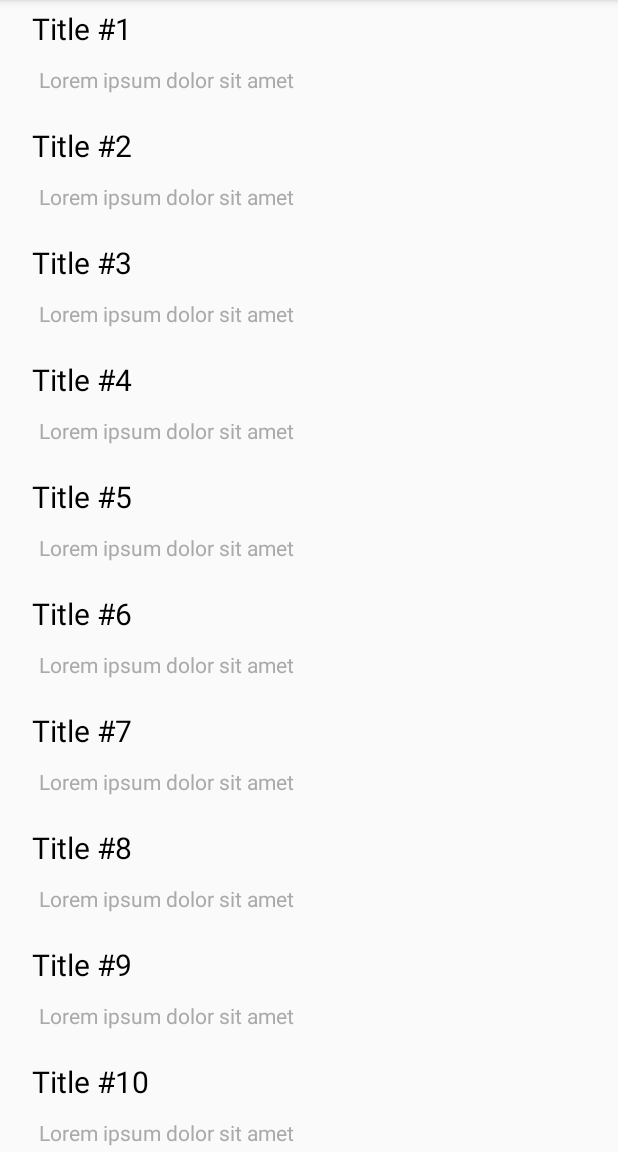
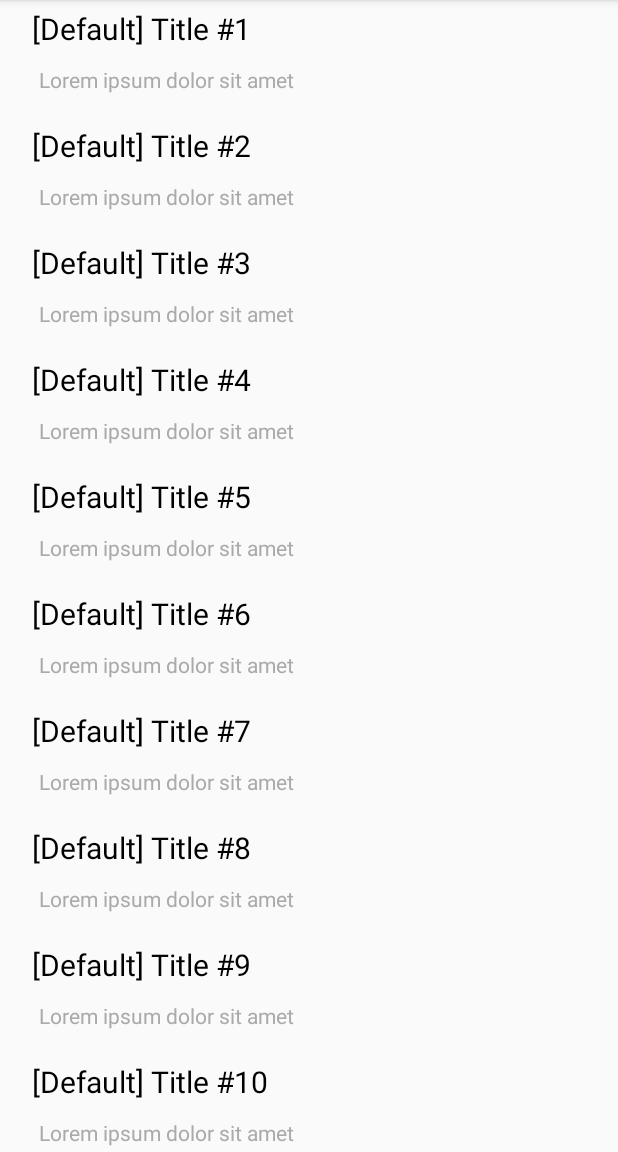
Before and after one commit to petersmith-hun/leaflet-mobile, an Android app: the screen it shows after launch (MainActivity), after a tap on "Home", on a phone screen of 412 x 824 dp, the part 84-1236 px from its top. Run offline under Robolectric (Android 15) with nearby library versions, the phone set to English and light mode, and no system bars; our stand-ins replace ButterKnife, RxJava; 1 other tap on this screen came first.

Commit message:
LFLT-291 Implement Leaflet Mobile user interface (with mocked behavior)

```diff
--- /dev/null
+++ b/app/src/main/java/hu/psprog/leaflet/mobile/model/CategoryList.java
@@ -0,0 +1,74 @@
+package hu.psprog.leaflet.mobile.model;
+
+import org.apache.commons.lang3.builder.EqualsBuilder;
+import org.apache.commons.lang3.builder.HashCodeBuilder;
+import org.apache.commons.lang3.builder.ToStringBuilder;
+
+import java.io.Serializable;
+import java.util.List;
+
+/**
+ * Category list wrapper model.
+ *
+ * @author Peter Smith
+ */
+public class CategoryList implements Serializable {
+
+    private List<Category> categories;
+
+    public List<Category> getCategories() {
+        return categories;
+    }
+
+    @Override
+    public boolean equals(Object o) {
+        if (this == o) return true;
+
+        if (o == null || getClass() != o.getClass()) return false;
+
+        CategoryList that = (CategoryList) o;
+
+        return new EqualsBuilder()
+                .append(categories, that.categories)
+                .isEquals();
+    }
+
+    @Override
+    public int hashCode() {
+        return new HashCodeBuilder(17, 37)
+                .append(categories)
+                .toHashCode();
+    }
+
+    @Override
+    public String toString() {
+        return new ToStringBuilder(this)
+                .append("categories", categories)
+                .toString();
+    }
+
+    public static CategoryListBuilder getBuilder() {
+        return new CategoryListBuilder();
+    }
+
+    /**
+     * Builder for {@link CategoryList}.
+     */
+    public static final class CategoryListBuilder {
+        private List<Category> categories;
+
+        private CategoryListBuilder() {
+        }
+
+        public CategoryListBuilder withCategories(List<Category> categories) {
+            this.categories = categories;
+            return this;
+        }
+
+        public CategoryList build() {
+            CategoryList categoryList = new CategoryList();
+            categoryList.categories = this.categories;
+            return categoryList;
+        }
+    }
+}
--- /dev/null
+++ b/app/src/main/java/hu/psprog/leaflet/mobile/repository/CategoryRepository.java
@@ -0,0 +1,21 @@
+package hu.psprog.leaflet.mobile.repository;
+
+import hu.psprog.leaflet.mobile.model.CategoryList;
+import io.reactivex.Observable;
+
+/**
+ * Repository interface for accessing category data.
+ * As accessing data might require network communication, every repository method
+ * return requested data wrapped as {@link Observable}.
+ *
+ * @author Peter Smith
+ */
+public interface CategoryRepository {
+
+    /**
+     * Returns list of public categories.
+     *
+     * @return list of public categories in {@link CategoryList} object wrapped as {@link Observable}
+     */
+    Observable<CategoryList> getPublicCategories();
+}
--- /dev/null
+++ b/app/src/main/java/hu/psprog/leaflet/mobile/repository/impl/DummyCategoryRepositoryImpl.java
@@ -0,0 +1,39 @@
+package hu.psprog.leaflet.mobile.repository.impl;
+
+import hu.psprog.leaflet.mobile.model.Category;
+import hu.psprog.leaflet.mobile.model.CategoryList;
+import hu.psprog.leaflet.mobile.repository.CategoryRepository;
+import io.reactivex.Observable;
+
+import java.util.stream.Collectors;
+import java.util.stream.IntStream;
+
+/**
+ * Implementation of {@link CategoryRepository}.
+ *
+ * @author Peter Smith
+ */
+public class DummyCategoryRepositoryImpl implements CategoryRepository {
+
+    private static final int NUMBER_OF_CATEGORIES = 4;
+    private static final String CATEGORY_PATTERN = "Category #%s";
+
+    private ObservableFactory observableFactory;
+
+    public DummyCategoryRepositoryImpl() {
+        // TODO configure Dagger DI
+        this.observableFactory = new ObservableFactory();
+    }
+
+    @Override
+    public Observable<CategoryList> getPublicCategories() {
+        return observableFactory.create(() -> CategoryList.getBuilder()
+                .withCategories(IntStream.range(0, NUMBER_OF_CATEGORIES)
+                        .mapToObj(index -> Category.getBuilder()
+                                .withId(index)
+                                .withName(String.format(CATEGORY_PATTERN, index))
+                                .build())
+                        .collect(Collectors.toList()))
+                .build());
+    }
+}
--- a/app/src/main/java/hu/psprog/leaflet/mobile/repository/impl/DummyEntryRepositoryImpl.java
+++ b/app/src/main/java/hu/psprog/leaflet/mobile/repository/impl/DummyEntryRepositoryImpl.java
@@ -20,7 +20,9 @@ public class DummyEntryRepositoryImpl implements EntryRepository {
     private static final int ITEM_COUNT_PER_PAGE = 10;
     private static final String PROLOGUE = "Lorem ipsum dolor sit amet";
     private static final String LINK_PATTERN = "item-%s";
-    private static final String TITLE_PATTERN = "Title #%s";
+    private static final String DEFAULT_TITLE_PATTERN = "[Default] Title #%s";
+    private static final String CATEGORY_TITLE_PATTERN = "[Category] Title #%s";
+    private static final String CATEGORY_PROLOGUE_PATTERN = "From category=%s";
 
     private ObservableFactory observableFactory;
 
@@ -45,7 +47,7 @@ public class DummyEntryRepositoryImpl implements EntryRepository {
                             .map(index -> calculateID(index, page))
                             .mapToObj(index -> EntrySummary.getBuilder()
                                     .withLink(String.format(LINK_PATTERN, index))
-                                    .withTitle(String.format(TITLE_PATTERN, index))
+                                    .withTitle(String.format(DEFAULT_TITLE_PATTERN, index))
                                     .withPrologue(PROLOGUE)
                                     .build())
                             .collect(Collectors.toList()))
@@ -55,7 +57,21 @@ public class DummyEntryRepositoryImpl implements EntryRepository {
 
     @Override
     public Observable<EntrySummaryPage> getPageOfEntriesByCategory(int page, Category category) {
-        return null;
+        return observableFactory.create(() -> {
+            Thread.sleep(2000); // simulating long network call
+            return EntrySummaryPage.getBuilder()
+                    .withPage(page)
+                    .withHasNext(page < 3)
+                    .withEntrySummaryList(IntStream.range(0, ITEM_COUNT_PER_PAGE)
+                            .map(index -> calculateID(index, page))
+                            .mapToObj(index -> EntrySummary.getBuilder()
+                                    .withLink(String.format(LINK_PATTERN, index))
+                                    .withTitle(String.format(CATEGORY_TITLE_PATTERN, index))
+                                    .withPrologue(String.format(CATEGORY_PROLOGUE_PATTERN, category.toString()))
+                                    .build())
+                            .collect(Collectors.toList()))
+                    .build();
+        });
     }
 
     private int calculateID(int index, int page) {
--- a/app/src/main/java/hu/psprog/leaflet/mobile/view/activity/MainActivity.java
+++ b/app/src/main/java/hu/psprog/leaflet/mobile/view/activity/MainActivity.java
@@ -1,5 +1,7 @@
 package hu.psprog.leaflet.mobile.view.activity;
 
+import android.arch.lifecycle.ViewModelProviders;
+import android.content.Intent;
 import android.os.Bundle;
 import android.support.design.widget.NavigationView;
 import android.support.v4.app.Fragment;
@@ -14,13 +16,24 @@ import android.view.MenuItem;
 import butterknife.BindView;
 import butterknife.ButterKnife;
 import hu.psprog.leaflet.mobile.R;
+import hu.psprog.leaflet.mobile.model.Category;
 import hu.psprog.leaflet.mobile.model.EntrySummary;
 import hu.psprog.leaflet.mobile.view.fragment.EntryDetailsFragment;
 import hu.psprog.leaflet.mobile.view.fragment.EntryListFragment;
+import hu.psprog.leaflet.mobile.viewmodel.CategoryListViewModel;
+import io.reactivex.disposables.CompositeDisposable;
+import io.reactivex.disposables.Disposable;
 
 import java.util.Objects;
 
 public class MainActivity extends AppCompatActivity implements NavigationView.OnNavigationItemSelectedListener, EntryListFragment.OnEntryItemSelectedListener {
+
+    private static final String INTENT_ACTION_FILTER_BY_CATEGORY = "FILTER_BY_CATEGORY";
+    private static final int CATEGORIES_MENU_SECTION_INDEX = 2;
+
+    public static final String INTENT_PARAMETER_CATEGORY_ID = "category_id";
+
+    private final CompositeDisposable disposables = new CompositeDisposable();
 
     @BindView(R.id.toolbar)
     Toolbar toolbar;
@@ -31,18 +44,23 @@ public class MainActivity extends AppCompatActivity implements NavigationView.On
     @BindView(R.id.nav_view)
     NavigationView navigationView;
 
+    private CategoryListViewModel categoryListViewModel;
+
     @Override
     protected void onCreate(Bundle savedInstanceState) {
         super.onCreate(savedInstanceState);
         setContentView(R.layout.activity_main);
         ButterKnife.bind(this);
         setSupportActionBar(toolbar);
+        categoryListViewModel = ViewModelProviders.of(this).get(CategoryListViewModel.class);
 
         ActionBarDrawerToggle toggle = getToggle();
         drawer.addDrawerListener(toggle);
         toggle.syncState();
 
         navigationView.setNavigationItemSelectedListener(this);
+        updateMenu();
+        changeFragment(new EntryListFragment());
     }
 
     @Override
@@ -89,6 +107,38 @@ public class MainActivity extends AppCompatActivity implements NavigationView.On
         changeFragment(EntryDetailsFragment.newInstance(item.getLink()));
     }
 
+    @Override
+    protected void onDestroy() {
+        super.onDestroy();
+        disposables.clear();
+    }
+
+    private void updateMenu() {
+        Disposable subscriptionResult = categoryListViewModel.getCategoriesForMenu()
+                .subscribe(categoryList -> categoryList.getCategories().forEach(this::createMenuItem));
+        getCategoriesMenuSection().setVisible(true);
+        disposables.add(subscriptionResult);
+    }
+
+    private void createMenuItem(Category category) {
+        getCategoriesMenuSection()
+                .getSubMenu()
+                .add(category.getName())
+                .setIntent(buildCategoryMenuItemIntent(category))
+                .setIcon(R.drawable.ic_radio_button_checked_black_24dp);
+    }
+
+    private Intent buildCategoryMenuItemIntent(Category category) {
+        return new Intent()
+                .setAction(INTENT_ACTION_FILTER_BY_CATEGORY)
+                .putExtra(INTENT_PARAMETER_CATEGORY_ID, category.getId());
+    }
+
+    private MenuItem getCategoriesMenuSection() {
+        return navigationView.getMenu()
+                .getItem(CATEGORIES_MENU_SECTION_INDEX);
+    }
+
     private ActionBarDrawerToggle getToggle() {
         return new ActionBarDrawerToggle(this, drawer, toolbar, R.string.navigation_drawer_open, R.string.navigation_drawer_close);
     }
@@ -96,10 +146,19 @@ public class MainActivity extends AppCompatActivity implements NavigationView.On
     private Fragment getTargetFragment(MenuItem item) {
 
         Fragment targetFragment = null;
-        switch (item.getItemId()) {
-            case R.id.nav_home:
-                targetFragment = new EntryListFragment();
-                break;
+        if (Objects.isNull(item.getIntent())) {
+            switch (item.getItemId()) {
+                case R.id.nav_home:
+                    targetFragment = new EntryListFragment();
+                    break;
+            }
+        } else {
+            switch (item.getIntent().getAction()) {
+                case INTENT_ACTION_FILTER_BY_CATEGORY:
+                    targetFragment = new EntryListFragment();
+                    targetFragment.setArguments(item.getIntent().getExtras());
+                    break;
+            }
         }
 
         return targetFragment;
--- a/app/src/main/java/hu/psprog/leaflet/mobile/view/fragment/EntryListFragment.java
+++ b/app/src/main/java/hu/psprog/leaflet/mobile/view/fragment/EntryListFragment.java
@@ -6,7 +6,6 @@ import android.os.Bundle;
 import android.support.v4.app.Fragment;
 import android.support.v7.widget.LinearLayoutManager;
 import android.support.v7.widget.RecyclerView;
-import android.util.Log;
 import android.view.LayoutInflater;
 import android.view.View;
 import android.view.ViewGroup;
@@ -19,24 +18,26 @@ import hu.psprog.leaflet.mobile.model.EntrySummary;
 import hu.psprog.leaflet.mobile.model.EntrySummaryPage;
 import hu.psprog.leaflet.mobile.view.adapter.EntryListRecyclerViewAdapter;
 import hu.psprog.leaflet.mobile.viewmodel.EntryListViewModel;
+import io.reactivex.Observable;
 import io.reactivex.disposables.CompositeDisposable;
 import io.reactivex.disposables.Disposable;
 
 import java.util.List;
+import java.util.Optional;
 
 import static android.support.v7.widget.RecyclerView.SCROLL_STATE_IDLE;
+import static hu.psprog.leaflet.mobile.view.activity.MainActivity.INTENT_PARAMETER_CATEGORY_ID;
 
 public class EntryListFragment extends Fragment {
 
+    private final CompositeDisposable disposables = new CompositeDisposable();
     private OnEntryItemSelectedListener itemSelectionListener;
     private EntryListViewModel entryListViewModel;
     private EntryListRecyclerViewAdapter entryListRecyclerViewAdapter;
-    private final CompositeDisposable disposables = new CompositeDisposable();
 
     private int currentPage = 1;
     private int scrollOffset = 0;
     private boolean hasNextPage;
-    private boolean hasPreviousPage;
 
     @BindView(R.id.entryListProgressBar)
     ProgressBar progressBar;
@@ -58,21 +59,7 @@ public class EntryListFragment extends Fragment {
         ButterKnife.bind(this, view);
         recyclerView.setVisibility(View.GONE);
         recyclerView.setAdapter(entryListRecyclerViewAdapter);
-        recyclerView.addOnScrollListener(new RecyclerView.OnScrollListener() {
-            @Override
-            public void onScrollStateChanged(RecyclerView recyclerView, int newState) {
-                super.onScrollStateChanged(recyclerView, newState);
-                LinearLayoutManager layoutManager = (LinearLayoutManager) recyclerView.getLayoutManager();
-                if (newState == SCROLL_STATE_IDLE) {
-                    int lastItemOffset = layoutManager.getItemCount() - layoutManager.findLastVisibleItemPosition() - 1;
-                    if (lastItemOffset == 0 && hasNextPage) {
-                        hasNextPage = false;
-                        scrollOffset = layoutManager.getItemCount();
-                        loadPage(++currentPage);
-                    }
-                }
-            }
-        });
+        recyclerView.addOnScrollListener(new EntryListScrollListener());
 
         loadPage(currentPage);
 
@@ -106,10 +93,21 @@ public class EntryListFragment extends Fragment {
     }
 
     private void loadPage(int page) {
-        Disposable subscriptionResult = entryListViewModel.getEntrySummaryPage(page)
+        Disposable subscriptionResult = callViewModel(page)
                 .doOnSubscribe(disposable -> showProgressBar())
                 .subscribe(this::updateView, this::handleException);
         disposables.add(subscriptionResult);
+    }
+
+    private Observable<EntrySummaryPage> callViewModel(int page) {
+        return extractCategoryID()
+                .map(categoryID -> entryListViewModel.getEntrySummaryPageByCategory(page, categoryID))
+                .orElseGet(() -> entryListViewModel.getEntrySummaryPage(page));
+    }
+
+    private Optional<Long> extractCategoryID() {
+        return Optional.ofNullable(getArguments())
+                .map(bundle -> bundle.getLong(INTENT_PARAMETER_CATEGORY_ID));
     }
 
     private void showProgressBar() {
@@ -132,7 +130,6 @@ public class EntryListFragment extends Fragment {
 
     private void updatePagination(EntrySummaryPage entrySummaryPage) {
         hasNextPage = entrySummaryPage.hasNext();
-        hasPreviousPage = entrySummaryPage.hasPrevious();
     }
 
     private void updateAdapter(List<EntrySummary> entrySummaryList) {
@@ -141,4 +138,33 @@ public class EntryListFragment extends Fragment {
         entryListRecyclerViewAdapter.appendEntryList(entrySummaryList);
         entryListRecyclerViewAdapter.notifyItemRangeInserted(currentItemCount, entrySummaryList.size());
     }
+
+    /**
+     * {@link RecyclerView.OnScrollListener} implementation to handle lazy loading of entry lists.
+     */
+    private class EntryListScrollListener extends RecyclerView.OnScrollListener {
+
+        @Override
+        public void onScrollStateChanged(RecyclerView recyclerView, int newState) {
+            super.onScrollStateChanged(recyclerView, newState);
+            LinearLayoutManager layoutManager = (LinearLayoutManager) recyclerView.getLayoutManager();
+            if (scrollFinished(newState) && hasNextPage && isAllItemVisible(layoutManager)) {
+                hasNextPage = false;
+                scrollOffset = layoutManager.getItemCount();
+                loadPage(++currentPage);
+            }
+        }
+
+        private boolean scrollFinished(int newState) {
+            return newState == SCROLL_STATE_IDLE;
+        }
+
+        private boolean isAllItemVisible(LinearLayoutManager layoutManager) {
+            return getLastItemOffset(layoutManager) == 0;
+        }
+
+        private int getLastItemOffset(LinearLayoutManager layoutManager) {
+            return layoutManager.getItemCount() - layoutManager.findLastVisibleItemPosition() - 1;
+        }
+    }
 }
--- /dev/null
+++ b/app/src/main/java/hu/psprog/leaflet/mobile/viewmodel/CategoryListViewModel.java
@@ -0,0 +1,30 @@
+package hu.psprog.leaflet.mobile.viewmodel;
+
+import android.arch.lifecycle.ViewModel;
+import hu.psprog.leaflet.mobile.model.CategoryList;
+import hu.psprog.leaflet.mobile.repository.CategoryRepository;
+import hu.psprog.leaflet.mobile.repository.impl.DummyCategoryRepositoryImpl;
+import io.reactivex.Observable;
+import io.reactivex.android.schedulers.AndroidSchedulers;
+import io.reactivex.schedulers.Schedulers;
+
+/**
+ * {@link ViewModel} implementation for category listing operations.
+ *
+ * @author Peter Smith
+ */
+public class CategoryListViewModel extends ViewModel {
+
+    private CategoryRepository categoryRepository;
+
+    public CategoryListViewModel() {
+        // TODO configure Dagger DI
+        this.categoryRepository = new DummyCategoryRepositoryImpl();
+    }
+
+    public Observable<CategoryList> getCategoriesForMenu() {
+        return categoryRepository.getPublicCategories()
+                .subscribeOn(Schedulers.io())
+                .observeOn(AndroidSchedulers.mainThread());
+    }
+}
--- /dev/null
+++ b/app/src/main/res/drawable/ic_assignment_ind_black_24dp.xml
@@ -0,0 +1,9 @@
+<vector xmlns:android="http://schemas.android.com/apk/res/android"
+        android:width="24dp"
+        android:height="24dp"
+        android:viewportWidth="24.0"
+        android:viewportHeight="24.0">
+    <path
+        android:fillColor="#FF000000"
+        android:pathData="M19,3h-4.18C14.4,1.84 13.3,1 12,1c-1.3,0 -2.4,0.84 -2.82,2L5,3c-1.1,0 -2,0.9 -2,2v14c0,1.1 0.9,2 2,2h14c1.1,0 2,-0.9 2,-2L21,5c0,-1.1 -0.9,-2 -2,-2zM12,3c0.55,0 1,0.45 1,1s-0.45,1 -1,1 -1,-0.45 -1,-1 0.45,-1 1,-1zM12,7c1.66,0 3,1.34 3,3s-1.34,3 -3,3 -3,-1.34 -3,-3 1.34,-3 3,-3zM18,19L6,19v-1.4c0,-2 4,-3.1 6,-3.1s6,1.1 6,3.1L18,19z"/>
+</vector>
--- /dev/null
+++ b/app/src/main/res/drawable/ic_home_black_24dp.xml
@@ -0,0 +1,9 @@
+<vector xmlns:android="http://schemas.android.com/apk/res/android"
+        android:width="24dp"
+        android:height="24dp"
+        android:viewportWidth="24.0"
+        android:viewportHeight="24.0">
+    <path
+        android:fillColor="#FF000000"
+        android:pathData="M10,20v-6h4v6h5v-8h3L12,3 2,12h3v8z"/>
+</vector>
--- /dev/null
+++ b/app/src/main/res/drawable/ic_radio_button_checked_black_24dp.xml
@@ -0,0 +1,9 @@
+<vector xmlns:android="http://schemas.android.com/apk/res/android"
+        android:width="24dp"
+        android:height="24dp"
+        android:viewportWidth="24.0"
+        android:viewportHeight="24.0">
+    <path
+        android:fillColor="#FF000000"
+        android:pathData="M12,7c-2.76,0 -5,2.24 -5,5s2.24,5 5,5 5,-2.24 5,-5 -2.24,-5 -5,-5zM12,2C6.48,2 2,6.48 2,12s4.48,10 10,10 10,-4.48 10,-10S17.52,2 12,2zM12,20c-4.42,0 -8,-3.58 -8,-8s3.58,-8 8,-8 8,3.58 8,8 -3.58,8 -8,8z"/>
+</vector>
--- a/app/src/main/res/menu/activity_main_drawer.xml
+++ b/app/src/main/res/menu/activity_main_drawer.xml
@@ -6,21 +6,19 @@
     <group android:checkableBehavior="single">
         <item
                 android:id="@+id/nav_home"
-                android:title="@string/menu_item_home" />
+                android:title="@string/menu_item_home"
+                android:icon="@drawable/ic_home_black_24dp" />
         <item
                 android:id="@+id/nav_introduction"
-                android:title="@string/menu_item_introduction"/>
+                android:title="@string/menu_item_introduction"
+                android:icon="@drawable/ic_assignment_ind_black_24dp" />
     </group>
 
-    <item android:title="@string/menu_group_categories">
-        <menu>
-            <item
-                    android:id="@+id/nav_cat_1"
-                    android:title="Category #1"/>
-            <item
-                    android:id="@+id/nav_cat_2"
-                    android:title="Category #2"/>
-        </menu>
+    <item
+            android:id="@+id/categoriesMenu"
+            android:title="@string/menu_group_categories"
+            android:visible="false">
+        <menu />
     </item>
 
 </menu>
```
